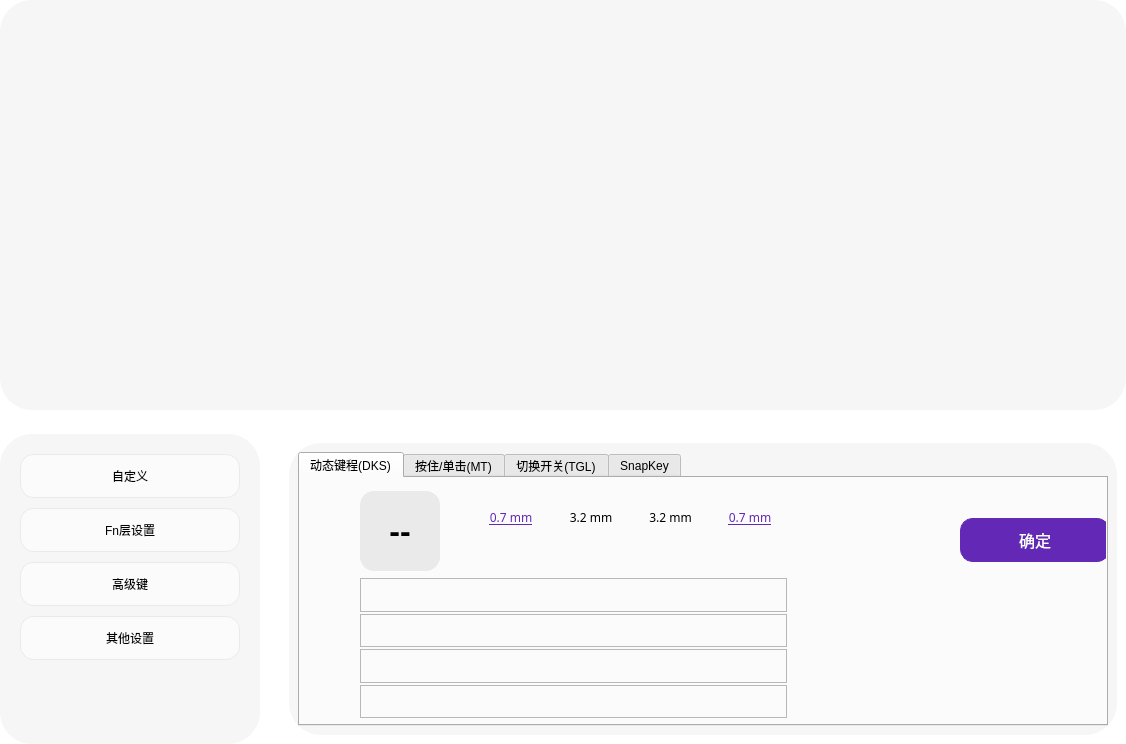
wlffeng2008/AkkoStudio, file FrameKeySetting.ui: the form before one commit.
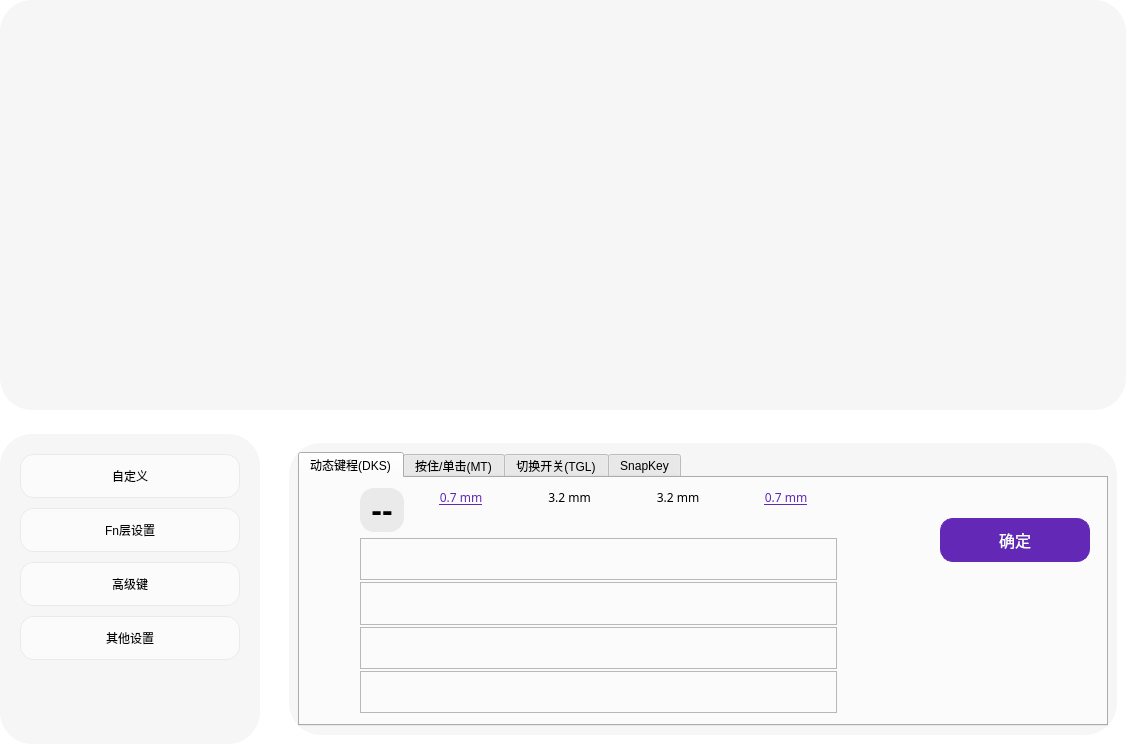
The form after the commit. The open tabs and pages were chosen to show the change. Icons and pictures are not drawn. Custom widgets are drawn as their Qt base class.

```diff
--- a/FrameKeySetting.ui
+++ b/FrameKeySetting.ui
@@ -342,44 +342,10 @@
                    <attribute name="title">
                     <string>动态键程(DKS)</string>
                    </attribute>
-                   <widget class="QPushButton" name="pushButton_DKS">
-                    <property name="enabled">
-                     <bool>false</bool>
-                    </property>
-                    <property name="geometry">
-                     <rect>
-                      <x>60</x>
-                      <y>13</y>
-                      <width>80</width>
-                      <height>80</height>
-                     </rect>
-                    </property>
-                    <property name="minimumSize">
-                     <size>
-                      <width>44</width>
-                      <height>44</height>
-                     </size>
-                    </property>
-                    <property name="maximumSize">
-                     <size>
-                      <width>444</width>
-                      <height>80</height>
-                     </size>
-                    </property>
-                    <property name="font">
-                     <font>
-                      <pointsize>24</pointsize>
-                      <bold>true</bold>
-                     </font>
-                    </property>
-                    <property name="text">
-                     <string notr="true">--</string>
-                    </property>
-                   </widget>
                    <widget class="QPushButton" name="pushButton_OKDKS">
                     <property name="geometry">
                      <rect>
-                      <x>660</x>
+                      <x>640</x>
                       <y>40</y>
                       <width>150</width>
                       <height>44</height>
@@ -415,15 +381,47 @@
                      <string>确定</string>
                     </property>
                    </widget>
-                   <widget class="QWidget" name="layoutWidget">
+                   <widget class="QWidget" name="">
                     <property name="geometry">
                      <rect>
-                      <x>174</x>
-                      <y>24</y>
-                      <width>313</width>
-                      <height>65</height>
+                      <x>60</x>
+                      <y>10</y>
+                      <width>477</width>
+                      <height>225</height>
                      </rect>
                     </property>
+                    <layout class="QVBoxLayout" name="verticalLayout_13" stretch="0,1">
+                     <item>
+                      <layout class="QHBoxLayout" name="horizontalLayout_8" stretch="0,1">
+                       <item>
+                        <widget class="QPushButton" name="pushButton_DKS">
+                         <property name="enabled">
+                          <bool>false</bool>
+                         </property>
+                         <property name="minimumSize">
+                          <size>
+                           <width>80</width>
+                           <height>80</height>
+                          </size>
+                         </property>
+                         <property name="maximumSize">
+                          <size>
+                           <width>80</width>
+                           <height>80</height>
+                          </size>
+                         </property>
+                         <property name="font">
+                          <font>
+                           <pointsize>24</pointsize>
+                           <bold>true</bold>
+                          </font>
+                         </property>
+                         <property name="text">
+                          <string notr="true">--</string>
+                         </property>
+                        </widget>
+                       </item>
+                       <item>
                     <layout class="QGridLayout" name="gridLayout">
                      <item row="0" column="0">
                       <widget class="QLabel" name="labelPress1">
@@ -578,16 +576,10 @@
                       </widget>
                      </item>
                     </layout>
-                   </widget>
-                   <widget class="QWidget" name="layoutWidget">
-                    <property name="geometry">
-                     <rect>
-                      <x>60</x>
-                      <y>100</y>
-                      <width>427</width>
-                      <height>140</height>
-                     </rect>
-                    </property>
+                       </item>
+                      </layout>
+                     </item>
+                     <item>
                     <layout class="QVBoxLayout" name="verticalLayout_7">
                      <property name="spacing">
                       <number>2</number>
@@ -633,6 +625,8 @@
                       </widget>
                      </item>
                     </layout>
+                     </item>
+                    </layout>
                    </widget>
                   </widget>
                   <widget class="QWidget" name="tab22">
```
Left out of the diff: 30 changed lines with no effect on the pictures. Lines whose indentation alone changed are shown as unchanged.
